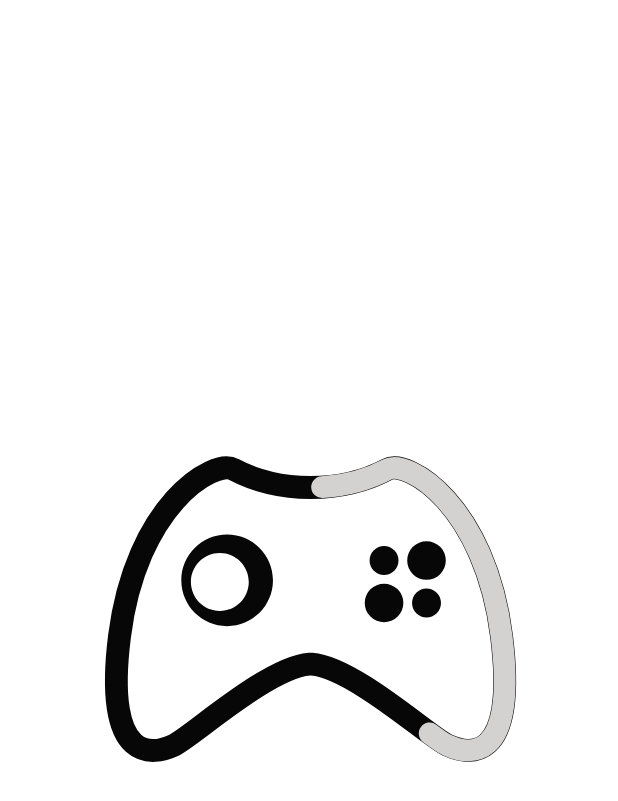
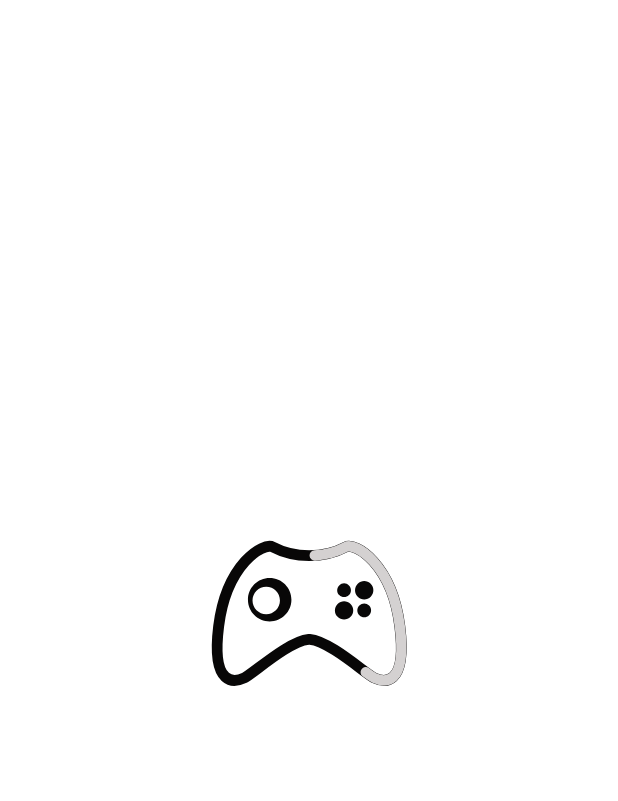
Before and after one commit to aadityakumarverma/PlayBoardGames, an Android app: the SplashFragment screen opened directly, with no data from a screen before it, on a phone screen of 412 x 824 dp. Shown: the top 801 px of the screen. Run offline under Robolectric (Android 15) with nearby library versions, the phone set to English and light mode, and no system bars; our stand-ins replace sdp/ssp sizes.

Commit message:
style(splash): update splash screen UI design

```diff
--- a/app/src/main/java/com/pbgames/views/fragments/common/SplashFragment.kt
+++ b/app/src/main/java/com/pbgames/views/fragments/common/SplashFragment.kt
@@ -36,11 +36,10 @@ class SplashFragment : Fragment() {
         val isOnboardingRead =sharedPreferencesHelper.getBoolean("KeyIsOnboardingRead",false)
         val isAlreadyLoggedIn =sharedPreferencesHelper.getBoolean("IsAlreadyLoggedIn",false)
 
-        binding.vBg.isVisible=true
 
 
         Handler(Looper.getMainLooper()).postDelayed({
-            if (isOnboardingRead) {
+            /*if (isOnboardingRead) {
                 if (isAlreadyLoggedIn) {
                     navController.navigate(R.id.TicTacGameFragment, null, navOptionsPopUpIn)
                 } else {
@@ -48,7 +47,8 @@ class SplashFragment : Fragment() {
                 }
             } else {
                 navController.navigate(R.id.OnboardingScreenFragment, null, navOptionsPopUpIn)
-            }
+            }*/
+            navController.navigate(R.id.TicTacGameFragment, null, navOptionsPopUpIn)
         },2600)
 
 
--- a/app/src/main/res/layout/fragment_splash.xml
+++ b/app/src/main/res/layout/fragment_splash.xml
@@ -1,27 +1,21 @@
 <?xml version="1.0" encoding="utf-8"?>
-<androidx.constraintlayout.widget.ConstraintLayout xmlns:android="http://schemas.android.com/apk/res/android"
+<LinearLayout xmlns:android="http://schemas.android.com/apk/res/android"
     xmlns:app="http://schemas.android.com/apk/res-auto"
     xmlns:tools="http://schemas.android.com/tools"
     android:layout_width="match_parent"
     android:layout_height="match_parent"
+    android:background="@color/white"
     android:gravity="center"
     android:orientation="horizontal"
     tools:context=".views.fragments.common.SplashFragment">
 
-    <View
-        android:id="@+id/vBg"
-        android:layout_width="match_parent"
-        android:layout_height="match_parent"
-        android:background="@color/white" />
-
     <com.airbnb.lottie.LottieAnimationView
         android:id="@+id/lottieAnimationView"
-        android:layout_width="match_parent"
-        android:layout_height="match_parent"
-        android:layout_centerInParent="true"
+        android:layout_width="@dimen/_150sdp"
+        android:layout_height="@dimen/_150sdp"
         android:adjustViewBounds="true"
         app:lottie_autoPlay="true"
         app:lottie_loop="false"
         app:lottie_rawRes="@raw/anim_gamepad" />
 
-</androidx.constraintlayout.widget.ConstraintLayout>
+</LinearLayout>
```
Also changed, not shown: app/src/main/java/com/pbgames/views/fragments/common/OnboardingScreenFragment.kt (+12 -38 lines).
